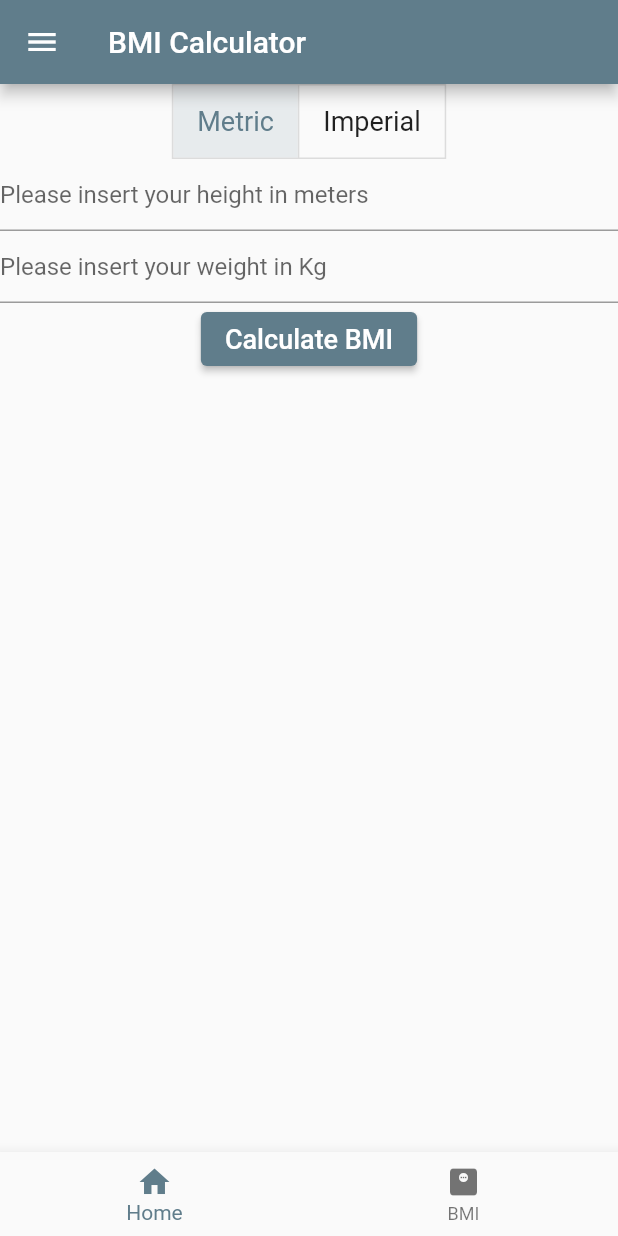
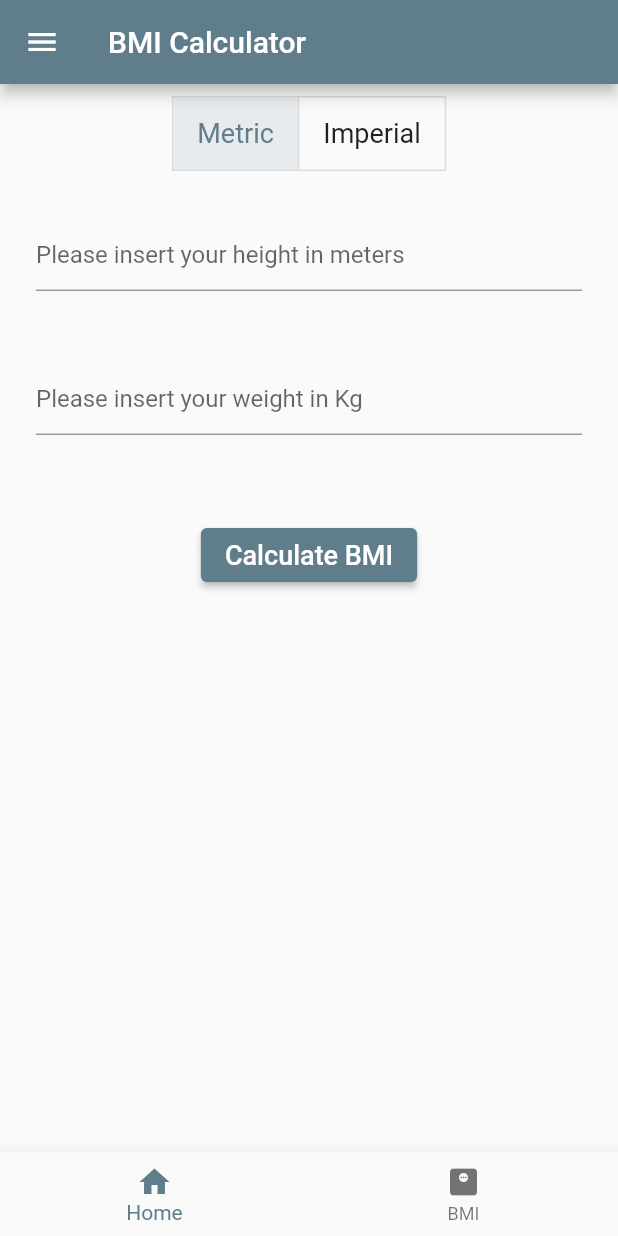
Before and after one commit to poche1988/gym-journal-flutter, a Flutter app: the BmiScreen screen opened by its route, on a phone screen of 412 x 824 dp. Run offline on Flutter 3.47's test engine with Material 2 defaults, Android fonts, the phone set to English and light mode, and no system bars.

Commit message:
BMI calculator

```diff
--- a/lib/screens/bmi_screen.dart
+++ b/lib/screens/bmi_screen.dart
@@ -39,9 +39,12 @@ class _BmiScreenState extends State<BmiScreen> {
       appBar: AppBar(title: Text('BMI Calculator')),
       drawer: MenuDrawer(),
       bottomNavigationBar: BottomNavigator(),
-      body: Column(
+      body: SingleChildScrollView(
+        child: Column(
           children: [
-          ToggleButtons(
+            Padding(
+              padding: const EdgeInsets.all(8.0),
+              child: ToggleButtons(
                 children: [
                   Padding(
                       padding: EdgeInsets.symmetric(horizontal: 16),
@@ -59,29 +62,56 @@ class _BmiScreenState extends State<BmiScreen> {
                 isSelected: isSelected,
                 onPressed: selectMetricOrImperial,
               ),
-          TextField(
+            ),
+            Padding(
+              padding: const EdgeInsets.all(24),
+              child: TextField(
                 controller: txtHeight,
                 keyboardType: TextInputType.number,
                 decoration: InputDecoration(hintText: heightMessage),
               ),
-          TextField(
+            ),
+            Padding(
+              padding: const EdgeInsets.all(24),
+              child: TextField(
                 controller: txtWeight,
                 keyboardType: TextInputType.number,
                 decoration: InputDecoration(hintText: weightMessage),
               ),
-          ElevatedButton(
-              onPressed: () {},
+            ),
+            Padding(
+              padding: const EdgeInsets.all(32),
+              child: ElevatedButton(
+                  onPressed: calculateBMI,
                   child: Text(
                     'Calculate BMI',
                     style: TextStyle(fontSize: fontSize),
                   )),
+            ),
             Text(
               result,
               style: TextStyle(fontSize: fontSize),
             )
           ],
         ),
+      ),
     );
+  }
+
+  void calculateBMI() {
+    double bmi = 0;
+    double height = double.tryParse(txtHeight.text) ?? 0;
+    double weight = double.tryParse(txtWeight.text) ?? 0;
+
+    if (isMetric) {
+      bmi = weight / (height * height);
+    } else {
+      bmi = weight * 703 / (height * height);
+    }
+
+    setState(() {
+      result = 'Your BMI is ' + bmi.toStringAsFixed(2);
+    });
   }
 
   void selectMetricOrImperial(value) {
```
Lines whose indentation alone changed are shown as unchanged.
